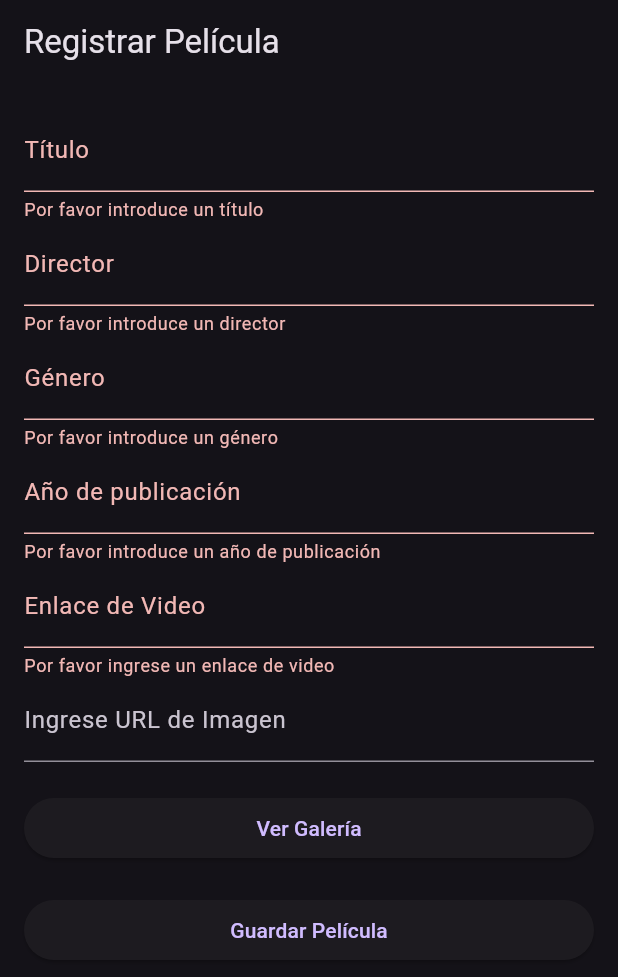
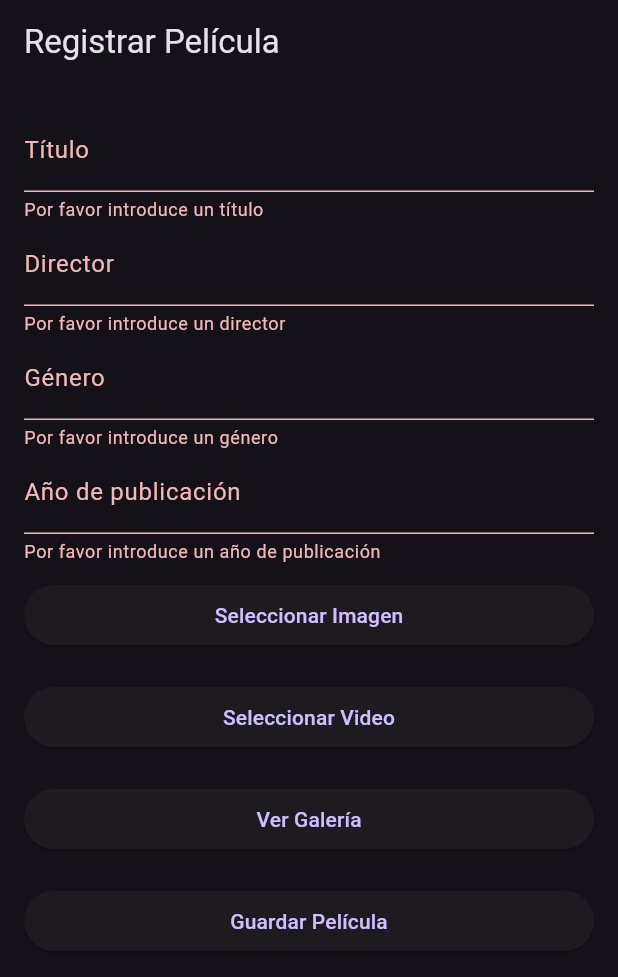
Before and after one commit to Ferchosos-Programmers/CINEFLIX_APP, a Flutter app: the Home screen opened directly, after a tap on "Guardar Película", on a phone screen of 412 x 824 dp. Shown: the top 977 px of the screen. Run offline on Flutter 3.47's test engine with Material 3 defaults, Android fonts, the phone set to English and light mode, and no system bars; our stand-ins replace carousel_slider, chewie, cloud_firestore, firebase_auth, firebase_core, firebase_storage and 2 more; accounts and stored records are empty.

Commit message:
APK CON TODO

```diff
--- a/lib/screens/AgregarMovie.dart
+++ b/lib/screens/AgregarMovie.dart
@@ -40,13 +40,13 @@ class _HomeState extends State<Home> {
   final TextEditingController _directorController = TextEditingController();
   final TextEditingController _genreController = TextEditingController();
   final TextEditingController _yearController = TextEditingController();
-  final TextEditingController _videoLinkController = TextEditingController();
-  final TextEditingController _imageLinkController =
-      TextEditingController(); // Nuevo controlador para la URL de la imagen
+  final TextEditingController _imageLinkController = TextEditingController();
 
   final ImagePicker _picker = ImagePicker();
   File? _imageFile;
+  File? _videoFile;
   String? _imageLink;
+  String? _videoLink;
 
   @override
   void dispose() {
@@ -54,9 +54,7 @@ class _HomeState extends State<Home> {
     _directorController.dispose();
     _genreController.dispose();
     _yearController.dispose();
-    _videoLinkController.dispose();
-    _imageLinkController
-        .dispose(); // Dispose del controlador de la URL de la imagen
+    _imageLinkController.dispose();
     super.dispose();
   }
 
@@ -65,8 +63,17 @@ class _HomeState extends State<Home> {
     if (pickedFile != null) {
       setState(() {
         _imageFile = File(pickedFile.path);
-        _imageLink =
-            null; // Resetear la URL de la imagen si se selecciona una nueva imagen desde la galería
+        _imageLink = null;
+      });
+    }
+  }
+
+  Future<void> _pickVideo() async {
+    final pickedFile = await _picker.pickVideo(source: ImageSource.gallery);
+    if (pickedFile != null) {
+      setState(() {
+        _videoFile = File(pickedFile.path);
+        _videoLink = null;
       });
     }
   }
@@ -87,6 +94,22 @@ class _HomeState extends State<Home> {
     }
   }
 
+  Future<void> _uploadVideo() async {
+    if (_videoFile != null) {
+      final fileName = _videoFile!.path.split('/').last;
+      final storageRef =
+          FirebaseStorage.instance.ref().child('movie_videos/$fileName');
+      final uploadTask = storageRef.putFile(_videoFile!);
+
+      final taskSnapshot = await uploadTask.whenComplete(() {});
+      final downloadUrl = await taskSnapshot.ref.getDownloadURL();
+
+      setState(() {
+        _videoLink = downloadUrl;
+      });
+    }
+  }
+
   Future<void> _saveMovie() async {
     if (_formKey.currentState!.validate()) {
       if (_imageFile == null && _imageLinkController.text.isEmpty) {
@@ -96,20 +119,28 @@ class _HomeState extends State<Home> {
         return;
       }
 
+      if (_videoFile == null) {
+        ScaffoldMessenger.of(context).showSnackBar(
+          SnackBar(content: Text('Please pick a video')),
+        );
+        return;
+      }
+
       if (_imageFile != null) {
         await _uploadImage();
+      }
+
+      if (_videoFile != null) {
+        await _uploadVideo();
       }
 
       final String title = _titleController.text;
       final String director = _directorController.text;
       final String genre = _genreController.text;
       final int year = int.parse(_yearController.text);
-      final String videoLink = _videoLinkController.text;
-      final String imageLink = _imageLink ??
-          _imageLinkController
-              .text; // Usar la URL ingresada si no se seleccionó una imagen
+      final String videoLink = _videoLink!;
+      final String imageLink = _imageLink ?? _imageLinkController.text;
 
-      // Add movie to Firestore
       await FirebaseFirestore.instance.collection('movies').add({
         'title': title,
         'director': director,
@@ -127,11 +158,12 @@ class _HomeState extends State<Home> {
       _directorController.clear();
       _genreController.clear();
       _yearController.clear();
-      _videoLinkController.clear();
       _imageLinkController.clear();
       setState(() {
         _imageFile = null;
         _imageLink = null;
+        _videoFile = null;
+        _videoLink = null;
       });
     }
   }
@@ -192,30 +224,24 @@ class _HomeState extends State<Home> {
                   return null;
                 },
               ),
-              TextFormField(
-                controller: _videoLinkController,
-                decoration: InputDecoration(labelText: 'Enlace de Video'),
-                validator: (value) {
-                  if (value == null || value.isEmpty) {
-                    return 'Por favor ingrese un enlace de video';
-                  }
-                  return null;
-                },
+              SizedBox(height: 10),
+              ElevatedButton(
+                onPressed: _pickImage,
+                child: Text('Seleccionar Imagen'),
               ),
-              // SizedBox(height: 10),
-              // ElevatedButton(
-              //   onPressed: _pickImage,
-              //   child: Text('Seleccionar Imagen'),
-              // ),
-              // if (_imageFile != null) ...[
-              //   SizedBox(height: 10),
-              //   Image.file(_imageFile!, height: 150),
-              // ],
-              // SizedBox(height: 10),
-              TextFormField(
-                controller: _imageLinkController,
-                decoration: InputDecoration(labelText: 'Ingrese URL de Imagen'),
+              if (_imageFile != null) ...[
+                SizedBox(height: 10),
+                Image.file(_imageFile!, height: 150),
+              ],
+              SizedBox(height: 20),
+              ElevatedButton(
+                onPressed: _pickVideo,
+                child: Text('Seleccionar Video'),
               ),
+              if (_videoFile != null) ...[
+                SizedBox(height: 10),
+                Text('Video seleccionado: ${_videoFile!.path.split('/').last}'),
+              ],
               SizedBox(height: 20),
               ElevatedButton(
                 onPressed: () {
--- a/lib/screens/Login.dart
+++ b/lib/screens/Login.dart
@@ -1,4 +1,5 @@
 import 'package:cineflix/screens/AgregarMovie.dart';
+import 'package:cineflix/screens/MovieGallery.dart';
 import 'package:cineflix/screens/Registro.dart';
 import 'package:flutter/material.dart';
 import 'package:cineflix/main.dart';
@@ -38,7 +39,7 @@ class _LoginScreenState extends State<LoginScreen> {
       Navigator.pushReplacement(
         context,
         MaterialPageRoute(
-          builder: (context) => AgregarMovie(),
+          builder: (context) => MovieGallery(),
         ),
       );
     } on FirebaseAuthException catch (e) {
```
Also changed, not shown: lib/screens/MovieGallery.dart (+89 -4 lines), lib/screens/Video.dart (+55 -38 lines).
